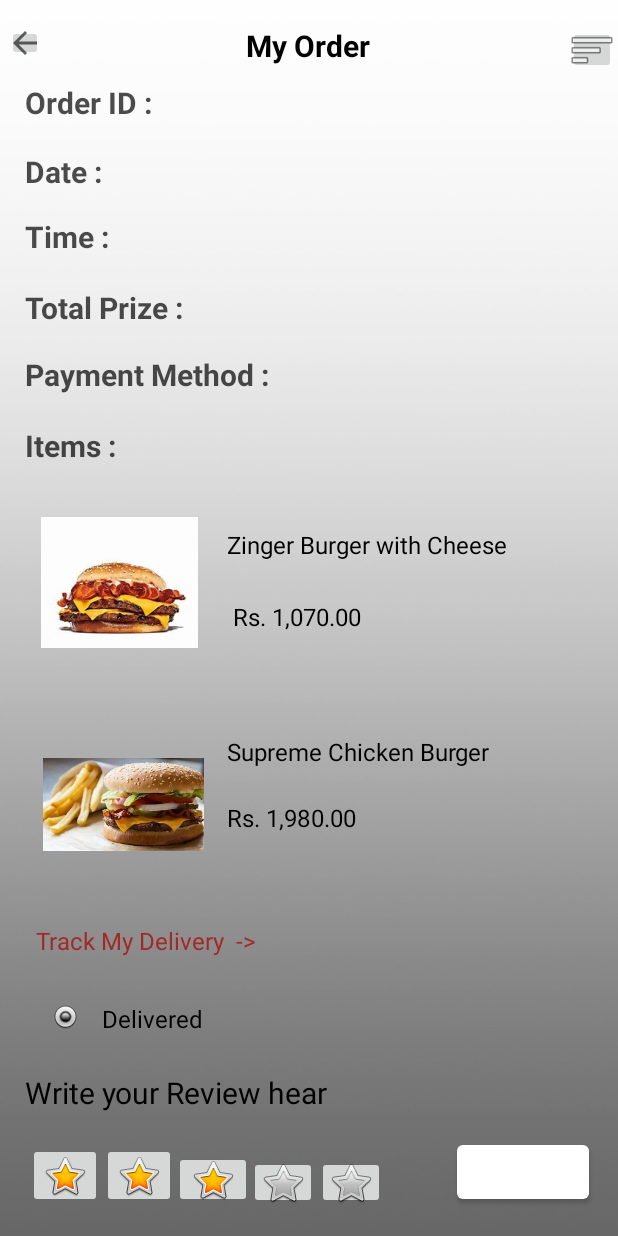
After one commit to Randula98/Y2S2-Foodi-MAD-Project, an Android app: the layout activity_my_order.xml on its own in the app's theme, with its tools: preview values and no code run, on a phone screen of 412 x 824 dp. The commit adds this screen. Run offline under Robolectric (Android 15) with nearby library versions, the phone set to English and light mode, and no system bars.

Commit message:
My Order UI Added

```diff
--- /dev/null
+++ b/app/src/main/java/com/example/mad/MyOrderActivity.java
@@ -0,0 +1,15 @@
+package com.example.mad;
+
+import android.os.Bundle;
+
+import androidx.annotation.Nullable;
+import androidx.appcompat.app.AppCompatActivity;
+
+public class MyOrderActivity extends AppCompatActivity {
+
+    @Override
+    protected void onCreate(@Nullable Bundle savedInstanceState) {
+        super.onCreate(savedInstanceState);
+        setContentView(R.layout.activity_my_order);
+    }
+}
--- /dev/null
+++ b/app/src/main/res/layout/activity_my_order.xml
@@ -0,0 +1,365 @@
+<?xml version="1.0" encoding="utf-8"?>
+<androidx.constraintlayout.widget.ConstraintLayout xmlns:android="http://schemas.android.com/apk/res/android"
+    xmlns:app="http://schemas.android.com/apk/res-auto"
+    xmlns:tools="http://schemas.android.com/tools"
+    android:layout_width="match_parent"
+    android:layout_height="match_parent"
+    tools:context=".MainActivity"
+    android:background="@drawable/bglight">
+
+    <androidx.constraintlayout.utils.widget.ImageFilterButton
+        android:id="@+id/imageFilterButton8"
+        android:layout_width="wrap_content"
+        android:layout_height="wrap_content"
+        app:layout_constraintBottom_toBottomOf="parent"
+        app:layout_constraintEnd_toEndOf="parent"
+        app:layout_constraintHorizontal_bias="0.997"
+        app:layout_constraintStart_toStartOf="parent"
+        app:layout_constraintTop_toTopOf="parent"
+        app:layout_constraintVertical_bias="0.022"
+        app:srcCompat="@android:drawable/ic_menu_sort_by_size" />
+
+    <androidx.constraintlayout.utils.widget.ImageFilterButton
+        android:id="@+id/imageFilterButton9"
+        android:layout_width="wrap_content"
+        android:layout_height="wrap_content"
+        app:layout_constraintBottom_toBottomOf="parent"
+        app:layout_constraintEnd_toEndOf="parent"
+        app:layout_constraintHorizontal_bias="0.012"
+        app:layout_constraintStart_toStartOf="parent"
+        app:layout_constraintTop_toTopOf="parent"
+        app:layout_constraintVertical_bias="0.021"
+        app:srcCompat="?attr/actionModeCloseDrawable" />
+
+    <androidx.constraintlayout.utils.widget.ImageFilterButton
+        android:id="@+id/imageFilterButton5"
+        android:layout_width="45dp"
+        android:layout_height="35dp"
+        app:layout_constraintBottom_toBottomOf="parent"
+        app:layout_constraintEnd_toEndOf="parent"
+        app:layout_constraintHorizontal_bias="0.453"
+        app:layout_constraintStart_toStartOf="parent"
+        app:layout_constraintTop_toTopOf="parent"
+        app:layout_constraintVertical_bias="0.977"
+        app:srcCompat="@android:drawable/btn_star_big_off" />
+
+    <androidx.constraintlayout.utils.widget.ImageFilterButton
+        android:id="@+id/imageFilterButton6"
+        android:layout_width="45dp"
+        android:layout_height="35dp"
+        app:layout_constraintBottom_toBottomOf="parent"
+        app:layout_constraintEnd_toEndOf="parent"
+        app:layout_constraintHorizontal_bias="0.576"
+        app:layout_constraintStart_toStartOf="parent"
+        app:layout_constraintTop_toTopOf="parent"
+        app:layout_constraintVertical_bias="0.977"
+        app:srcCompat="@android:drawable/btn_star_big_off" />
+
+    <Button
+        android:id="@+id/button"
+        android:layout_width="wrap_content"
+        android:layout_height="wrap_content"
+        android:text="Save"
+        app:layout_constraintBottom_toBottomOf="parent"
+        app:layout_constraintEnd_toEndOf="parent"
+        app:layout_constraintHorizontal_bias="0.941"
+        app:layout_constraintStart_toStartOf="parent"
+        app:layout_constraintTop_toTopOf="parent"
+        app:layout_constraintVertical_bias="0.976" />
+
+    <androidx.constraintlayout.utils.widget.ImageFilterButton
+        android:id="@+id/imageFilterButton"
+        android:layout_width="49dp"
+        android:layout_height="43dp"
+        app:layout_constraintBottom_toBottomOf="parent"
+        app:layout_constraintEnd_toEndOf="parent"
+        app:layout_constraintHorizontal_bias="0.052"
+        app:layout_constraintStart_toStartOf="parent"
+        app:layout_constraintTop_toTopOf="parent"
+        app:layout_constraintVertical_bias="0.976"
+        app:srcCompat="@android:drawable/btn_star_big_on" />
+
+    <androidx.constraintlayout.utils.widget.ImageFilterButton
+        android:id="@+id/imageFilterButton2"
+        android:layout_width="52dp"
+        android:layout_height="38dp"
+        app:layout_constraintBottom_toBottomOf="parent"
+        app:layout_constraintEnd_toEndOf="parent"
+        app:layout_constraintHorizontal_bias="0.323"
+        app:layout_constraintStart_toStartOf="parent"
+        app:layout_constraintTop_toTopOf="parent"
+        app:layout_constraintVertical_bias="0.976"
+        app:srcCompat="@android:drawable/btn_star_big_on" />
+
+    <androidx.constraintlayout.utils.widget.ImageFilterButton
+        android:id="@+id/imageFilterButton3"
+        android:layout_width="49dp"
+        android:layout_height="43dp"
+        app:layout_constraintBottom_toBottomOf="parent"
+        app:layout_constraintEnd_toEndOf="parent"
+        app:layout_constraintHorizontal_bias="0.187"
+        app:layout_constraintStart_toStartOf="parent"
+        app:layout_constraintTop_toTopOf="parent"
+        app:layout_constraintVertical_bias="0.976"
+        app:srcCompat="@android:drawable/btn_star_big_on" />
+
+    <TextView
+        android:id="@+id/textView"
+        android:layout_width="381dp"
+        android:layout_height="27dp"
+        android:text="Order ID :"
+        android:textColor="#B4020202"
+        android:textSize="20sp"
+        android:textStyle="bold"
+        app:layout_constraintBottom_toBottomOf="parent"
+        app:layout_constraintEnd_toEndOf="parent"
+        app:layout_constraintHorizontal_bias="0.533"
+        app:layout_constraintStart_toStartOf="parent"
+        app:layout_constraintTop_toTopOf="parent"
+        app:layout_constraintVertical_bias="0.069" />
+
+    <TextView
+        android:id="@+id/textView2"
+        android:layout_width="381dp"
+        android:layout_height="27dp"
+        android:text="Date :"
+        android:textColor="#B4020202"
+        android:textSize="20sp"
+        android:textStyle="bold"
+        app:layout_constraintBottom_toBottomOf="parent"
+        app:layout_constraintEnd_toEndOf="parent"
+        app:layout_constraintHorizontal_bias="0.533"
+        app:layout_constraintStart_toStartOf="parent"
+        app:layout_constraintTop_toTopOf="parent"
+        app:layout_constraintVertical_bias="0.126" />
+
+    <TextView
+        android:id="@+id/textView3"
+        android:layout_width="381dp"
+        android:layout_height="27dp"
+        android:text="Time :"
+        android:textColor="#B4020202"
+        android:textSize="20sp"
+        android:textStyle="bold"
+        app:layout_constraintBottom_toBottomOf="parent"
+        app:layout_constraintEnd_toEndOf="parent"
+        app:layout_constraintHorizontal_bias="0.533"
+        app:layout_constraintStart_toStartOf="parent"
+        app:layout_constraintTop_toTopOf="parent"
+        app:layout_constraintVertical_bias="0.181" />
+
+    <TextView
+        android:id="@+id/textView4"
+        android:layout_width="381dp"
+        android:layout_height="27dp"
+        android:text="Payment Method :"
+        android:textColor="#B4020202"
+        android:textSize="20sp"
+        android:textStyle="bold"
+        app:layout_constraintBottom_toBottomOf="parent"
+        app:layout_constraintEnd_toEndOf="parent"
+        app:layout_constraintHorizontal_bias="0.533"
+        app:layout_constraintStart_toStartOf="parent"
+        app:layout_constraintTop_toTopOf="parent"
+        app:layout_constraintVertical_bias="0.296" />
+
+    <TextView
+        android:id="@+id/textView6"
+        android:layout_width="381dp"
+        android:layout_height="27dp"
+        android:text="Items :"
+        android:textColor="#B4020202"
+        android:textSize="20sp"
+        android:textStyle="bold"
+        app:layout_constraintBottom_toBottomOf="parent"
+        app:layout_constraintEnd_toEndOf="parent"
+        app:layout_constraintHorizontal_bias="0.533"
+        app:layout_constraintStart_toStartOf="parent"
+        app:layout_constraintTop_toTopOf="parent"
+        app:layout_constraintVertical_bias="0.356" />
+
+    <TextView
+        android:id="@+id/textView7"
+        android:layout_width="381dp"
+        android:layout_height="27dp"
+        android:text="Write your Review hear"
+        android:textColor="@color/black"
+        android:textSize="20sp"
+        app:layout_constraintBottom_toBottomOf="parent"
+        app:layout_constraintEnd_toEndOf="parent"
+        app:layout_constraintHorizontal_bias="0.533"
+        app:layout_constraintStart_toStartOf="parent"
+        app:layout_constraintTop_toTopOf="parent"
+        app:layout_constraintVertical_bias="0.897" />
+
+    <TextView
+        android:id="@+id/textView5"
+        android:layout_width="381dp"
+        android:layout_height="27dp"
+        android:text="Total Prize :"
+        android:textColor="#B4020202"
+        android:textSize="20sp"
+        android:textStyle="bold"
+        app:layout_constraintBottom_toBottomOf="parent"
+        app:layout_constraintEnd_toEndOf="parent"
+        app:layout_constraintHorizontal_bias="0.533"
+        app:layout_constraintStart_toStartOf="parent"
+        app:layout_constraintTop_toTopOf="parent"
+        app:layout_constraintVertical_bias="0.24" />
+
+    <TextView
+        android:id="@+id/textView8"
+        android:layout_width="370dp"
+        android:layout_height="109dp"
+        app:layout_constraintBottom_toBottomOf="parent"
+        app:layout_constraintEnd_toEndOf="parent"
+        app:layout_constraintHorizontal_bias="0.463"
+        app:layout_constraintStart_toStartOf="parent"
+        app:layout_constraintTop_toTopOf="parent"
+        app:layout_constraintVertical_bias="0.471" />
+
+    <TextView
+        android:id="@+id/textView9"
+        android:layout_width="363dp"
+        android:layout_height="124dp"
+        app:layout_constraintBottom_toBottomOf="parent"
+        app:layout_constraintEnd_toEndOf="parent"
+        app:layout_constraintStart_toStartOf="parent"
+        app:layout_constraintTop_toTopOf="parent"
+        app:layout_constraintVertical_bias="0.682" />
+
+    <androidx.constraintlayout.utils.widget.ImageFilterView
+        android:id="@+id/imageFilterView"
+        android:layout_width="114dp"
+        android:layout_height="87dp"
+        app:layout_constraintBottom_toBottomOf="parent"
+        app:layout_constraintEnd_toEndOf="parent"
+        app:layout_constraintHorizontal_bias="0.077"
+        app:layout_constraintStart_toStartOf="parent"
+        app:layout_constraintTop_toTopOf="parent"
+        app:layout_constraintVertical_bias="0.468"
+        app:srcCompat="@drawable/image3" />
+
+    <androidx.constraintlayout.utils.widget.ImageFilterView
+        android:id="@+id/imageFilterView2"
+        android:layout_width="107dp"
+        android:layout_height="102dp"
+        app:layout_constraintBottom_toBottomOf="parent"
+        app:layout_constraintEnd_toEndOf="parent"
+        app:layout_constraintHorizontal_bias="0.095"
+        app:layout_constraintStart_toStartOf="parent"
+        app:layout_constraintTop_toTopOf="parent"
+        app:layout_constraintVertical_bias="0.672"
+        app:srcCompat="@drawable/image2" />
+
+    <TextView
+        android:id="@+id/textView10"
+        android:layout_width="wrap_content"
+        android:layout_height="wrap_content"
+        android:text="Track My Delivery  ->"
+        android:textColor="#A32828"
+        android:textSize="16sp"
+        app:layout_constraintBottom_toBottomOf="parent"
+        app:layout_constraintEnd_toEndOf="parent"
+        app:layout_constraintHorizontal_bias="0.09"
+        app:layout_constraintStart_toStartOf="parent"
+        app:layout_constraintTop_toTopOf="parent"
+        app:layout_constraintVertical_bias="0.768" />
+
+    <TextView
+        android:id="@+id/textView11"
+        android:layout_width="wrap_content"
+        android:layout_height="wrap_content"
+        android:text="Delivered"
+        android:textColor="@color/black"
+        android:textSize="16sp"
+        app:layout_constraintBottom_toBottomOf="parent"
+        app:layout_constraintEnd_toEndOf="parent"
+        app:layout_constraintHorizontal_bias="0.197"
+        app:layout_constraintStart_toStartOf="parent"
+        app:layout_constraintTop_toTopOf="parent"
+        app:layout_constraintVertical_bias="0.833" />
+
+    <androidx.constraintlayout.utils.widget.ImageFilterButton
+        android:id="@+id/imageFilterButton4"
+        android:layout_width="wrap_content"
+        android:layout_height="wrap_content"
+        app:layout_constraintBottom_toBottomOf="parent"
+        app:layout_constraintEnd_toEndOf="parent"
+        app:layout_constraintHorizontal_bias="0.086"
+        app:layout_constraintStart_toStartOf="parent"
+        app:layout_constraintTop_toTopOf="parent"
+        app:layout_constraintVertical_bias="0.83"
+        app:srcCompat="@android:drawable/radiobutton_on_background" />
+
+    <TextView
+        android:id="@+id/textView12"
+        android:layout_width="195dp"
+        android:layout_height="31dp"
+        android:text="Zinger Burger with Cheese"
+        android:textColor="@color/black"
+        android:textSize="16sp"
+        app:layout_constraintBottom_toBottomOf="parent"
+        app:layout_constraintEnd_toEndOf="parent"
+        app:layout_constraintHorizontal_bias="0.699"
+        app:layout_constraintStart_toStartOf="parent"
+        app:layout_constraintTop_toTopOf="parent"
+        app:layout_constraintVertical_bias="0.444" />
+
+    <TextView
+        android:id="@+id/textView15"
+        android:layout_width="195dp"
+        android:layout_height="31dp"
+        android:text="Supreme Chicken Burger"
+        android:textColor="@color/black"
+        android:textSize="16sp"
+        app:layout_constraintBottom_toBottomOf="parent"
+        app:layout_constraintEnd_toEndOf="parent"
+        app:layout_constraintHorizontal_bias="0.699"
+        app:layout_constraintStart_toStartOf="parent"
+        app:layout_constraintTop_toTopOf="parent"
+        app:layout_constraintVertical_bias="0.618" />
+
+    <TextView
+        android:id="@+id/textView14"
+        android:layout_width="195dp"
+        android:layout_height="31dp"
+        android:text="Rs. 1,980.00"
+        android:textColor="@color/black"
+        android:textSize="16sp"
+        app:layout_constraintBottom_toBottomOf="parent"
+        app:layout_constraintEnd_toEndOf="parent"
+        app:layout_constraintHorizontal_bias="0.699"
+        app:layout_constraintStart_toStartOf="parent"
+        app:layout_constraintTop_toTopOf="parent"
+        app:layout_constraintVertical_bias="0.674" />
+
+    <TextView
+        android:id="@+id/textView13"
+        android:layout_width="wrap_content"
+        android:layout_height="wrap_content"
+        android:text="Rs. 1,070.00"
+        android:textColor="@color/black"
+        android:textSize="16sp"
+        app:layout_constraintBottom_toBottomOf="parent"
+        app:layout_constraintEnd_toEndOf="parent"
+        app:layout_constraintHorizontal_bias="0.476"
+        app:layout_constraintStart_toStartOf="parent"
+        app:layout_constraintTop_toTopOf="parent"
+        app:layout_constraintVertical_bias="0.499" />
+
+    <TextView
+        android:id="@+id/textView16"
+        android:layout_width="wrap_content"
+        android:layout_height="wrap_content"
+        android:text="My Order"
+        android:textColor="@color/black"
+        android:textSize="20sp"
+        android:textStyle="bold"
+        app:layout_constraintBottom_toBottomOf="parent"
+        app:layout_constraintEnd_toEndOf="parent"
+        app:layout_constraintHorizontal_bias="0.491"
+        app:layout_constraintStart_toStartOf="@+id/imageFilterButton9"
+        app:layout_constraintTop_toTopOf="parent"
+        app:layout_constraintVertical_bias="0.021" />
+</androidx.constraintlayout.widget.ConstraintLayout>
--- a/app/src/main/res/values/strings.xml
+++ b/app/src/main/res/values/strings.xml
@@ -120,5 +120,15 @@
     <string name="Feedbacks">Feedbacks</string>
     <string name="Pepperoni_Pizza">Pepperoni Pizza</string>
     <string name="Zinger_Burger_with_cheese">Zinger Burger with cheese</string>
+    <string name="Date">Date :</string>
+    <string name="Order_ID">Order ID :</string>
+    <string name="Time">Time :</string>
+    <string name="Total_Prize">Total Prize :</string>
+    <string name="Payment_Method">Payment Method :</string>
+    <string name="Items">Items :</string>
+    <string name="Write_your_Review_hear">Write your Review hear</string>
+    <string name="Track_My_Delivery">Track My Delivery  -></string>
+    <string name="Save">Save</string>
+    <string name="Delivered">Delivered</string>
 
 </resources>
```
Also changed, not shown: app/src/main/res/drawable/image2.jpg (added).
